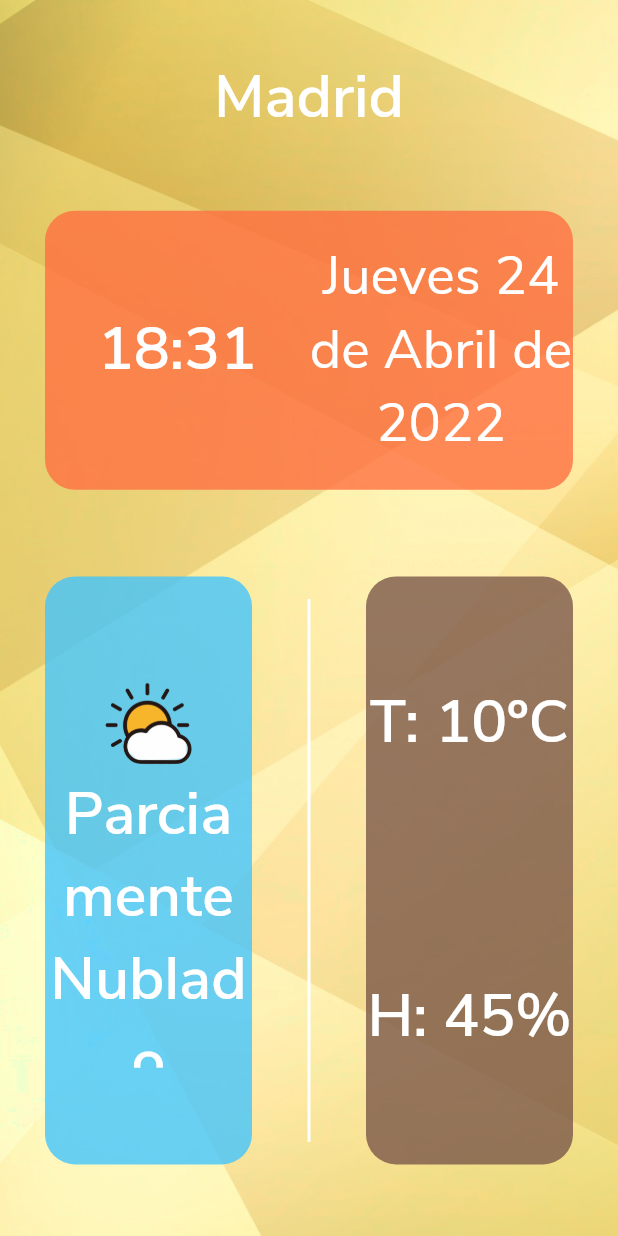
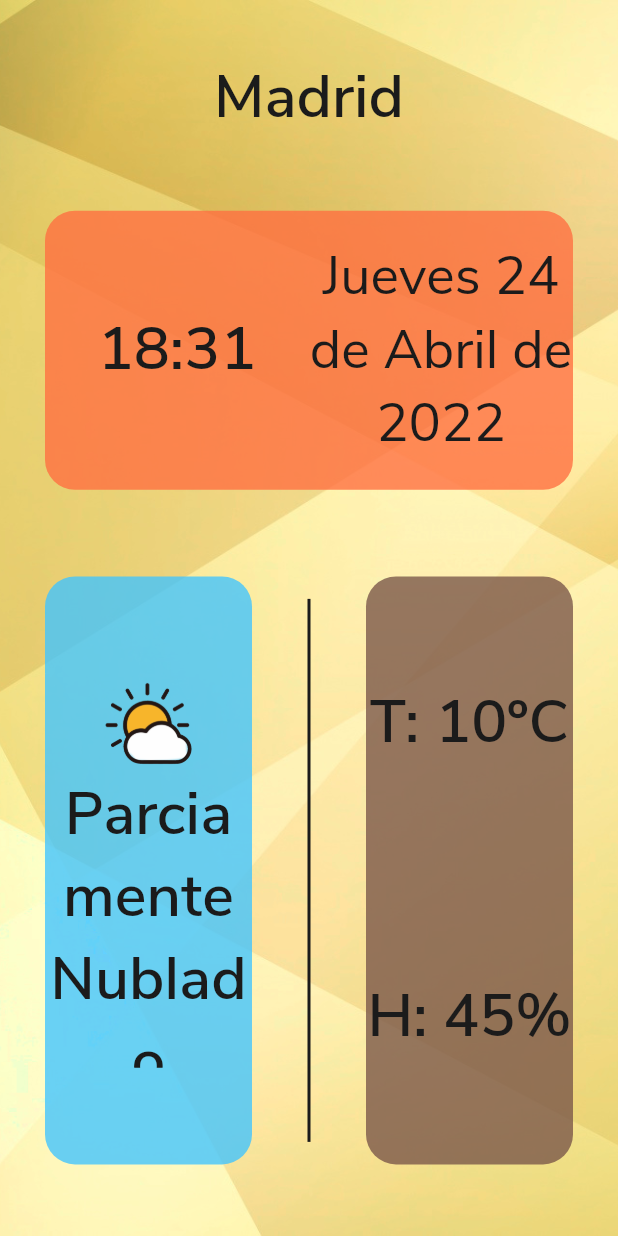
Before and after one commit to Gmatarrubia/rpi_weather, a Flutter app: the screen it shows after launch, on a phone screen of 412 x 824 dp. Run offline on Flutter 3.47's test engine with Material 2 defaults, Android fonts, the light colour scheme and no system bars.

Commit message:
change text color

```diff
--- a/lib/resources/ui_constants.dart
+++ b/lib/resources/ui_constants.dart
@@ -4,7 +4,7 @@ const Color kBackgroundColor = Color(0xFF90A4A3);
 const Color kTimeBackgroundColor = Color(0xFF90A4A3);
 const Color kWeatherBackgroundColor = Color(0xFF90A4A3);
 
-const Color kTextColor = Colors.white;
+const Color kTextColor = Color.fromARGB(255, 27, 27, 27);
 const int kBoxBackgroundAlpha = 200;
 
 const kClockStyle = TextStyle(
--- a/lib/screens/main_screen.dart
+++ b/lib/screens/main_screen.dart
@@ -45,7 +45,7 @@ class _MyHomePageState extends State<MyHomePage> {
                       child: BasicWeather()
                     ),
                     VerticalDivider(
-                      color: Colors.white,
+                      color: kTextColor,
                       thickness: 2,
                       indent: 25,
                       endIndent: 25,
```
